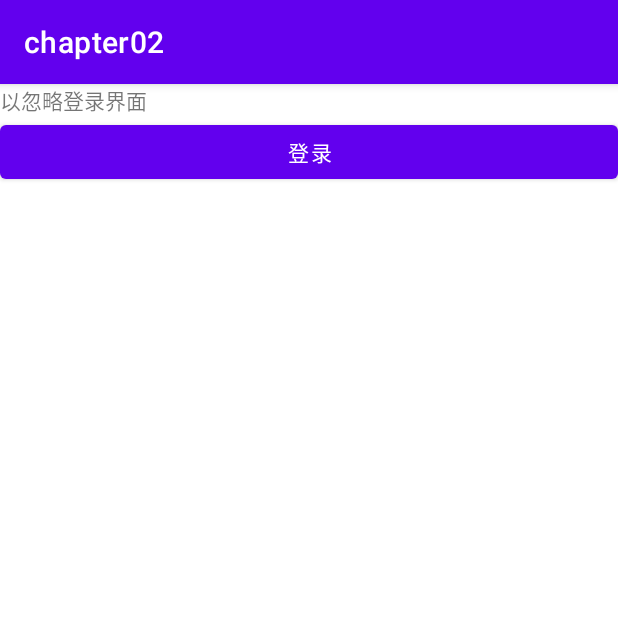
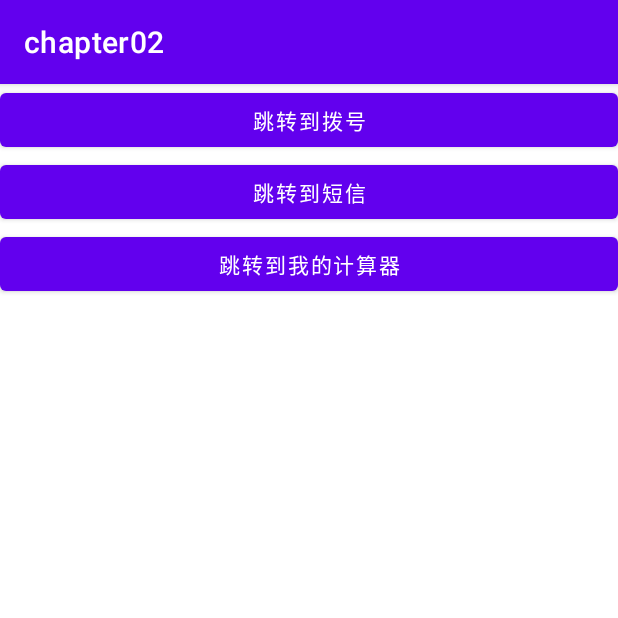
Before and after one commit to Senagee/AndroidStudioProjects, an Android app: the screen it shows after launch (LoginViewActivity before the commit, HiddenIntentActivity after it), on a phone screen of 412 x 824 dp, the top half of it. Run offline under Robolectric (Android 15) with nearby library versions, the phone set to English and light mode, and no system bars.

Commit message:
24/03/06提交

```diff
--- a/Calculator/app/src/main/AndroidManifest.xml
+++ b/Calculator/app/src/main/AndroidManifest.xml
@@ -17,6 +17,11 @@
 
                 <category android:name="android.intent.category.LAUNCHER" />
             </intent-filter>
+            <intent-filter>
+                <action android:name="android.intent.action.LIU" />
+
+                <category android:name="android.intent.category.DEFAULT" />
+            </intent-filter>
         </activity>
     </application>
 
--- a/MyApplication/chapter02/src/main/AndroidManifest.xml
+++ b/MyApplication/chapter02/src/main/AndroidManifest.xml
@@ -9,11 +9,9 @@
         android:roundIcon="@mipmap/ic_launcher_round"
         android:supportsRtl="true"
         android:theme="@style/Theme.MyApplication">
+
         <activity
-            android:name=".LoginSuccessActivity"
-            android:exported="false" />
-        <activity
-            android:name=".LoginViewActivity"
+            android:name=".HiddenIntentActivity"
             android:exported="true">
             <intent-filter>
                 <action android:name="android.intent.action.MAIN" />
--- /dev/null
+++ b/MyApplication/chapter02/src/main/java/com/example/chapter02/HiddenIntentActivity.java
@@ -0,0 +1,49 @@
+package com.example.chapter02;
+
+import androidx.appcompat.app.AppCompatActivity;
+
+import android.content.Intent;
+import android.net.Uri;
+import android.os.Bundle;
+import android.view.View;
+
+public class HiddenIntentActivity extends AppCompatActivity implements View.OnClickListener {
+
+    @Override
+    protected void onCreate(Bundle savedInstanceState) {
+        super.onCreate(savedInstanceState);
+        setContentView(R.layout.activity_hidden_intent);
+
+        findViewById(R.id.btn_dial).setOnClickListener(this);
+        findViewById(R.id.btn_sendto).setOnClickListener(this);
+        findViewById(R.id.btn_my).setOnClickListener(this);
+    }
+
+    @Override
+    public void onClick(View v) {
+        //隐式意图
+        Intent intent = new Intent();
+        Uri uri = Uri.parse("tel:" + "18934299467");
+        switch(v.getId()){
+            case R.id.btn_dial:
+                intent.setAction(Intent.ACTION_DIAL);
+                Uri uri1 = Uri.parse("tel:" + "18934299467");
+                intent.setData(uri1);
+                startActivity(intent);
+                break;
+            case R.id.btn_sendto:
+                intent.setAction(Intent.ACTION_SENDTO);
+                Uri uri2 = Uri.parse("sms:" + "18934299467");
+                //intent.setData(uri2);
+                startActivity(intent);
+                break;
+            case R.id.btn_my:
+                intent.setAction("android.intent.action.LIU");
+                intent.addCategory(Intent.CATEGORY_DEFAULT);
+                startActivity(intent);
+                break;
+
+
+        }
+    }
+}
--- /dev/null
+++ b/MyApplication/chapter02/src/main/res/layout/activity_hidden_intent.xml
@@ -0,0 +1,28 @@
+<?xml version="1.0" encoding="utf-8"?>
+<LinearLayout xmlns:android="http://schemas.android.com/apk/res/android"
+    xmlns:app="http://schemas.android.com/apk/res-auto"
+    xmlns:tools="http://schemas.android.com/tools"
+    android:layout_width="match_parent"
+    android:layout_height="match_parent"
+    tools:context=".HiddenIntentActivity"
+    android:orientation="vertical">
+
+    <Button
+        android:id="@+id/btn_dial"
+        android:layout_width="match_parent"
+        android:layout_height="wrap_content"
+        android:text="跳转到拨号"
+        />
+    <Button
+        android:id="@+id/btn_sendto"
+        android:layout_width="match_parent"
+        android:layout_height="wrap_content"
+        android:text="跳转到短信"
+        />
+    <Button
+        android:id="@+id/btn_my"
+        android:layout_width="match_parent"
+        android:layout_height="wrap_content"
+        android:text="跳转到我的计算器"
+        />
+</LinearLayout>
```
Also changed, not shown: MyApplication/chapter02/src/main/java/com/example/chapter02/JumpSecondActivity.java (+14 -2 lines).
